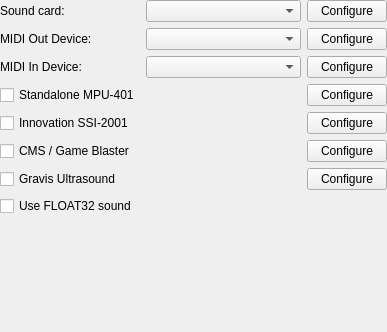
Above: src/qt/qt_settingssound.ui from 86Box/86Box before the change. Below: the same form after it.
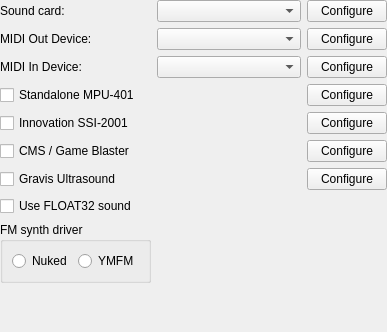
That is the form after the change.

Commit message: qt: Add the FM synth driver select option to the UI

The edit to the form file:
```diff
--- a/src/qt/qt_settingssound.ui
+++ b/src/qt/qt_settingssound.ui
@@ -152,6 +152,35 @@
     </widget>
    </item>
    <item row="8" column="0">
+    <widget class="QGroupBox" name="groupBox">
+     <property name="sizePolicy">
+      <sizepolicy hsizetype="Maximum" vsizetype="Preferred">
+       <horstretch>0</horstretch>
+       <verstretch>0</verstretch>
+      </sizepolicy>
+     </property>
+     <property name="title">
+      <string>FM synth driver</string>
+     </property>
+     <layout class="QHBoxLayout" name="horizontalLayout_1">
+      <item>
+       <widget class="QRadioButton" name="radioButtonNuked">
+        <property name="text">
+         <string>Nuked</string>
+        </property>
+       </widget>
+      </item>
+      <item>
+       <widget class="QRadioButton" name="radioButtonYMFM">
+        <property name="text">
+         <string>YMFM</string>
+        </property>
+       </widget>
+      </item>
+     </layout>
+    </widget>
+   </item>
+   <item row="9" column="0">
     <spacer name="verticalSpacer">
      <property name="orientation">
       <enum>Qt::Vertical</enum>
```
The commit also changes 1 other file.
